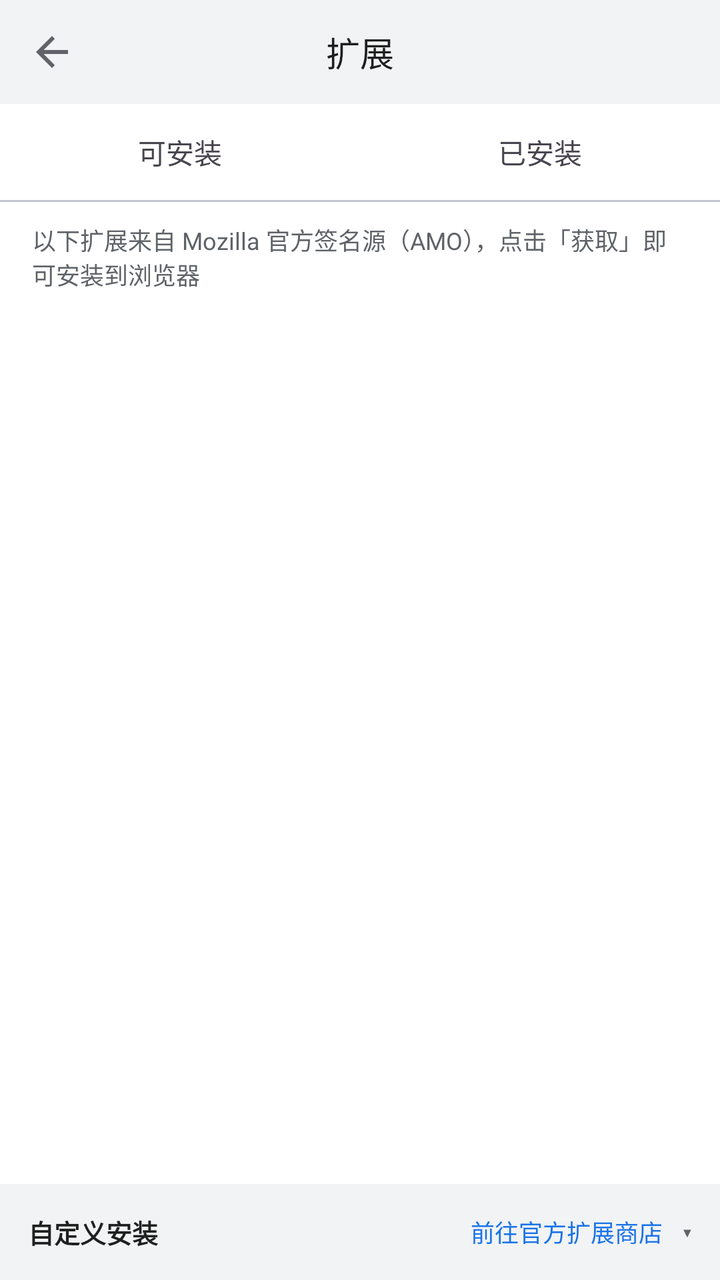
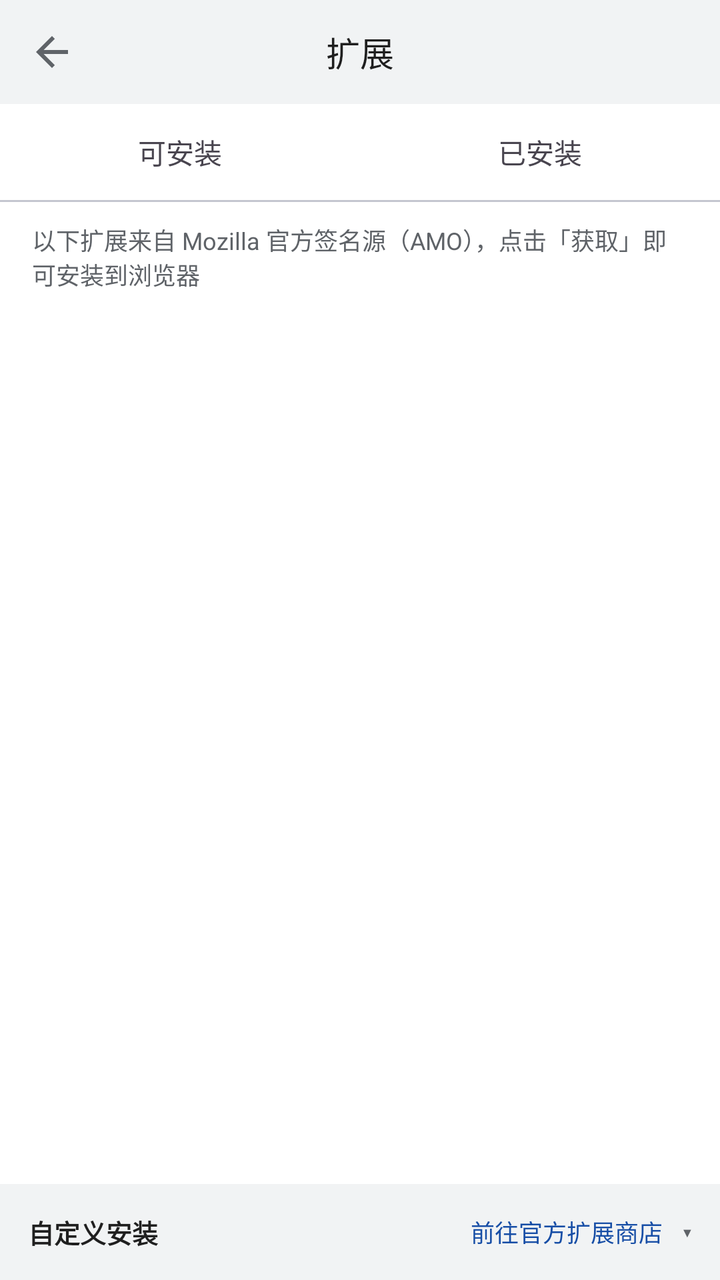

The first picture is an Android layout as it rendered before a commit; the second is the same layout after the commit. The layout source and the unified diff follow.
<!-- AndroidManifest.xml: activity theme Theme.TangSnow -->
<!-- res/layout/activity_extensions.xml -->
<?xml version="1.0" encoding="utf-8"?>
<LinearLayout xmlns:android="http://schemas.android.com/apk/res/android"
    xmlns:app="http://schemas.android.com/apk/res-auto"
    android:layout_width="match_parent"
    android:layout_height="match_parent"
    android:orientation="vertical"
    android:fitsSystemWindows="true"
    android:background="?attr/colorSurface">

    <LinearLayout
        android:layout_width="match_parent"
        android:layout_height="@dimen/title_bar_height"
        android:orientation="horizontal"
        android:gravity="center_vertical"
        android:paddingHorizontal="@dimen/title_bar_padding_h"
        android:background="?attr/colorSurfaceVariant">

        <androidx.appcompat.widget.AppCompatImageButton
            android:id="@+id/btnBack"
            android:layout_width="@dimen/title_action_size"
            android:layout_height="@dimen/title_action_size"
            android:src="@drawable/ic_arrow_back"
            app:tint="?attr/colorOnSurfaceVariant"
            android:background="?attr/selectableItemBackgroundBorderless"
            android:contentDescription="@string/btn_back" />

        <TextView
            android:layout_width="0dp"
            android:layout_height="wrap_content"
            android:layout_weight="1"
            android:gravity="center"
            android:text="@string/extensions_title"
            android:textSize="@dimen/title_text_size"
            android:textColor="?attr/colorOnSurface" />

        <View
            android:layout_width="@dimen/title_action_size"
            android:layout_height="1dp" />
    </LinearLayout>

    
    <LinearLayout
        android:layout_width="match_parent"
        android:layout_height="48dp"
        android:orientation="horizontal"
        android:gravity="center"
        android:background="?attr/colorSurface">

        <TextView
            android:id="@+id/tabRecommend"
            android:layout_width="0dp"
            android:layout_height="match_parent"
            android:layout_weight="1"
            android:gravity="center"
            android:text="@string/extension_tab_recommend"
            android:textSize="14sp"
            android:background="?attr/selectableItemBackgroundBorderless" />

        <TextView
            android:id="@+id/tabInstalled"
            android:layout_width="0dp"
            android:layout_height="match_parent"
            android:layout_weight="1"
            android:gravity="center"
            android:text="@string/extension_tab_installed"
            android:textSize="14sp"
            android:background="?attr/selectableItemBackgroundBorderless" />
    </LinearLayout>

    <View
        android:layout_width="match_parent"
        android:layout_height="1dp"
        android:background="?attr/colorOutlineVariant" />

    <FrameLayout
        android:layout_width="match_parent"
        android:layout_height="0dp"
        android:layout_weight="1">

        
        <LinearLayout
            android:id="@+id/recommendPage"
            android:layout_width="match_parent"
            android:layout_height="match_parent"
            android:orientation="vertical">

            <TextView
                android:layout_width="match_parent"
                android:layout_height="wrap_content"
                android:paddingHorizontal="16dp"
                android:paddingTop="10dp"
                android:paddingBottom="4dp"
                android:text="@string/extension_source_note"
                android:textSize="12sp"
                android:textColor="?attr/colorOnSurfaceVariant" />

            <androidx.recyclerview.widget.RecyclerView
                android:id="@+id/recommendRecycler"
                android:layout_width="match_parent"
                android:layout_height="0dp"
                android:layout_weight="1"
                android:clipToPadding="false"
                android:paddingBottom="8dp"
                android:scrollbars="vertical" />

            
            <LinearLayout
                android:layout_width="match_parent"
                android:layout_height="wrap_content"
                android:orientation="vertical"
                android:background="?attr/colorSurfaceVariant">

                
                <LinearLayout
                    android:id="@+id/customHeader"
                    android:layout_width="match_parent"
                    android:layout_height="48dp"
                    android:orientation="horizontal"
                    android:gravity="center_vertical"
                    android:paddingHorizontal="14dp"
                    android:background="?attr/selectableItemBackground">

                    <TextView
                        android:layout_width="0dp"
                        android:layout_height="wrap_content"
                        android:layout_weight="1"
                        android:text="@string/extension_custom_install"
                        android:textSize="13sp"
                        android:textStyle="bold"
                        android:textColor="?attr/colorOnSurface" />

                    
                    <TextView
                        android:id="@+id/linkOfficialStore"
                        android:layout_width="wrap_content"
                        android:layout_height="wrap_content"
                        android:paddingHorizontal="10dp"
                        android:paddingVertical="6dp"
                        android:text="@string/extension_official_store"
                        android:textSize="12sp"
                        android:textColor="?attr/colorPrimary"
                        android:background="?attr/selectableItemBackground"
                        android:clickable="true"
                        android:focusable="true" />

                    <TextView
                        android:id="@+id/arrowCustom"
                        android:layout_width="wrap_content"
                        android:layout_height="wrap_content"
                        android:text="@string/arrow_open"
                        android:textSize="13sp"
                        android:textColor="?attr/colorOnSurfaceVariant" />
                </LinearLayout>

                <LinearLayout
                    android:id="@+id/customMethods"
                    android:layout_width="match_parent"
                    android:layout_height="wrap_content"
                    android:orientation="vertical"
                    android:visibility="gone">

                    
                    <LinearLayout
                        android:id="@+id/rowXpiImport"
                        android:layout_width="match_parent"
                        android:layout_height="44dp"
                        android:orientation="horizontal"
                        android:gravity="center_vertical"
                        android:paddingHorizontal="14dp"
                        android:background="?attr/selectableItemBackground">

                        <TextView
                            android:layout_width="0dp"
                            android:layout_height="wrap_content"
                            android:layout_weight="1"
                            android:text="@string/extension_import_file"
                            android:textSize="14sp"
                            android:textColor="?attr/colorOnSurface" />

                        <TextView
                            android:id="@+id/arrowXpi"
                            android:layout_width="wrap_content"
                            android:layout_height="wrap_content"
                            android:text="@string/arrow_closed"
                            android:textSize="13sp"
                            android:textColor="?attr/colorOnSurfaceVariant" />
                    </LinearLayout>

                    <LinearLayout
                        android:id="@+id/xpiPanel"
                        android:layout_width="match_parent"
                        android:layout_height="wrap_content"
                        android:orientation="vertical"
                        android:paddingHorizontal="12dp"
                        android:paddingBottom="8dp"
                        android:visibility="gone">

                        <TextView
                            android:id="@+id/btnImportFile"
                            android:layout_width="match_parent"
                            android:layout_height="40dp"
                            android:gravity="center"
                            android:text="@string/extension_import_file"
                            android:textSize="14sp"
                            android:textColor="?attr/colorPrimary"
                            android:background="@drawable/bg_btn_pill_outline" />

                        <TextView
                            android:layout_width="wrap_content"
                            android:layout_height="wrap_content"
                            android:layout_marginTop="4dp"
                            android:text="@string/extension_import_hint"
                            android:textSize="11sp"
                            android:textColor="?attr/colorOnSurfaceVariant" />
                    </LinearLayout>

                    
                    <LinearLayout
                        android:id="@+id/rowLinkInstall"
                        android:layout_width="match_parent"
                        android:layout_height="44dp"
                        android:orientation="horizontal"
                        android:gravity="center_vertical"
                        android:paddingHorizontal="14dp"
                        android:background="?attr/selectableItemBackground">

                        <TextView
                            android:layout_width="0dp"
                            android:layout_height="wrap_content"
                            android:layout_weight="1"
                            android:text="@string/extension_custom_url"
                            android:textSize="14sp"
                            android:textColor="?attr/colorOnSurface" />

                        <TextView
                            android:id="@+id/arrowLink"
                            android:layout_width="wrap_content"
                            android:layout_height="wrap_content"
                            android:text="@string/arrow_closed"
                            android:textSize="13sp"
                            android:textColor="?attr/colorOnSurfaceVariant" />
                    </LinearLayout>

                    <LinearLayout
                        android:id="@+id/linkPanel"
                        android:layout_width="match_parent"
                        android:layout_height="wrap_content"
                        android:orientation="vertical"
                        android:paddingHorizontal="12dp"
                        android:paddingBottom="10dp"
                        android:visibility="gone">

                        <EditText
                            android:id="@+id/urlInput"
                            android:layout_width="match_parent"
                            android:layout_height="wrap_content"
                            android:background="@null"
                            android:hint="@string/extension_url_hint"
                            android:autofillHints="url"
                            android:textColorHint="?attr/colorOnSurfaceVariant"
                            android:textColor="?attr/colorOnSurface"
                            android:textSize="13sp"
                            android:maxLines="1"
                            android:inputType="textUri"
                            android:imeOptions="actionGo" />

                        <TextView
                            android:id="@+id/btnInstallUrl"
                            android:layout_width="wrap_content"
                            android:layout_height="34dp"
                            android:layout_gravity="end"
                            android:layout_marginTop="6dp"
                            android:paddingHorizontal="16dp"
                            android:gravity="center"
                            android:text="@string/extension_url_install"
                            android:textSize="13sp"
                            android:textColor="@android:color/white"
                            android:background="@drawable/bg_btn_pill" />
                    </LinearLayout>
                </LinearLayout>
            </LinearLayout>
        </LinearLayout>

        
        <FrameLayout
            android:id="@+id/installedPage"
            android:layout_width="match_parent"
            android:layout_height="match_parent"
            android:visibility="gone">

            <androidx.recyclerview.widget.RecyclerView
                android:id="@+id/installedRecycler"
                android:layout_width="match_parent"
                android:layout_height="match_parent"
                android:scrollbars="vertical" />

            <TextView
                android:id="@+id/installedEmpty"
                android:layout_width="wrap_content"
                android:layout_height="wrap_content"
                android:layout_gravity="center"
                android:gravity="center"
                android:text="@string/extension_list_empty"
                android:textColor="?attr/colorOnSurfaceVariant"
                android:visibility="gone" />
        </FrameLayout>
    </FrameLayout>

</LinearLayout>
<!-- resources referenced by this layout -->
<resources>
  <dimen name="title_action_size">40dp</dimen>
  <dimen name="title_bar_height">52dp</dimen>
  <dimen name="title_bar_padding_h">6dp</dimen>
  <dimen name="title_text_size">17sp</dimen>
  <!-- drawable bg_btn_pill (drawable) -->
  <?xml version="1.0" encoding="utf-8"?>
  <shape xmlns:android="http://schemas.android.com/apk/res/android"
      android:shape="rectangle">
      <solid android:color="@color/accent" />
      <corners android:radius="17dp" />
  </shape>
  <!-- drawable bg_btn_pill_outline (drawable) -->
  <?xml version="1.0" encoding="utf-8"?>
  <shape xmlns:android="http://schemas.android.com/apk/res/android"
      android:shape="rectangle">
      <solid android:color="@android:color/transparent" />
      <stroke
          android:width="1dp"
          android:color="@color/accent" />
      <corners android:radius="17dp" />
  </shape>
  <!-- drawable ic_arrow_back (drawable) -->
  <vector xmlns:android="http://schemas.android.com/apk/res/android"
      android:width="24dp"
      android:height="24dp"
      android:viewportWidth="24"
      android:viewportHeight="24">
      <path
          android:fillColor="#FFFFFFFF"
          android:pathData="M20,11H7.83l5.59,-5.59L12,4l-8,8 8,8 1.41,-1.41L7.83,13H20v-2z" />
  </vector>
  <string name="arrow_closed">▸</string>
  <string name="arrow_open">▾</string>
  <string name="btn_back">返回</string>
  <string name="extension_custom_install">自定义安装</string>
  <string name="extension_custom_url">从官方链接安装</string>
  <string name="extension_import_file">从本地文件导入 .xpi</string>
  <string name="extension_import_hint">仅接受 Mozilla 官方签名的 .xpi 扩展包（与网页安装走同一内核签名校验）</string>
  <string name="extension_list_empty">暂无已安装扩展\n去「可安装」挑一个试试</string>
  <string name="extension_official_store">前往官方扩展商店</string>
  <string name="extension_source_note">以下扩展来自 Mozilla 官方签名源（AMO），点击「获取」即可安装到浏览器</string>
  <string name="extension_tab_installed">已安装</string>
  <string name="extension_tab_recommend">可安装</string>
  <string name="extension_url_hint">粘贴 AMO 官方 .xpi 直链（https://addons.mozilla.org/…）</string>
  <string name="extension_url_install">安装</string>
  <string name="extensions_title">扩展</string>
  <style name="Theme.TangSnow" parent="Base.Theme.TangSnow">
          
          <item name="preferenceTheme">@style/PreferenceThemeOverlay.TangSnow</item>
      </style>
  <color name="accent">#1A73E8</color>
  <style name="PreferenceThemeOverlay.TangSnow" parent="PreferenceThemeOverlay">
          <item name="android:scrollbars">none</item>
      </style>
  <color name="on_accent">#FFFFFF</color>
  <color name="accent_container">#D3E3FD</color>
  <color name="on_accent_container">#174EA6</color>
  <color name="accent_muted">#5F6368</color>
  <color name="secondary_container">#E8EAED</color>
  <color name="on_secondary_container">#1F1F1F</color>
  <color name="page_bg">#FFFFFF</color>
  <color name="on_page">#1F1F1F</color>
  <color name="surface_variant">#F1F3F4</color>
  <color name="on_surface_variant">#5F6368</color>
  <color name="surface_container_low">#F7F9FC</color>
  <color name="surface_container">#F1F5FC</color>
  <color name="surface_container_high">#EAF0F9</color>
  <color name="outline">#74777F</color>
  <color name="outline_variant">#C4C6D0</color>
  <color name="error">#BA1A1A</color>
  <color name="on_error">#FFFFFF</color>
  <color name="error_container">#FFDAD6</color>
  <color name="on_error_container">#410002</color>
  <!-- unchanged entries left out for length: 1 -->
</resources>

<!-- the commit's change to res/layout/activity_extensions.xml (unified diff, before → after) -->
@@ -138,7 +138,7 @@
                         android:paddingVertical="6dp"
                         android:text="@string/extension_official_store"
                         android:textSize="12sp"
-                        android:textColor="?attr/colorPrimary"
+                        android:textColor="@color/accent_text"
                         android:background="?attr/selectableItemBackground"
                         android:clickable="true"
                         android:focusable="true" />
@@ -202,7 +202,7 @@
                             android:gravity="center"
                             android:text="@string/extension_import_file"
                             android:textSize="14sp"
-                            android:textColor="?attr/colorPrimary"
+                            android:textColor="@color/accent_text"
                             android:background="@drawable/bg_btn_pill_outline" />
 
                         <TextView
<!-- resource entries referenced after the edit -->
@@ -1,5 +1,6 @@
 <!-- resources referenced by this layout -->
 <resources>
+  <color name="accent_text">#174EA6</color>
   <dimen name="title_action_size">40dp</dimen>
   <dimen name="title_bar_height">52dp</dimen>
   <dimen name="title_bar_padding_h">6dp</dimen>
@@ -26,7 +27,8 @@
       android:width="24dp"
       android:height="24dp"
       android:viewportWidth="24"
-      android:viewportHeight="24">
+      android:viewportHeight="24"
+      android:autoMirrored="true">
       <path
           android:fillColor="#FFFFFFFF"
           android:pathData="M20,11H7.83l5.59,-5.59L12,4l-8,8 8,8 1.41,-1.41L7.83,13H20v-2z" />
